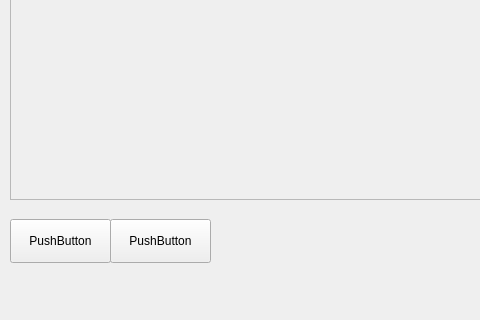
Aleksandar204/pfe-autotune, file ui_files/mainwindow.ui: the form before one commit; both pictures show x 0 to 480 and y 280 to 600 of the 800 by 600 pixel window.
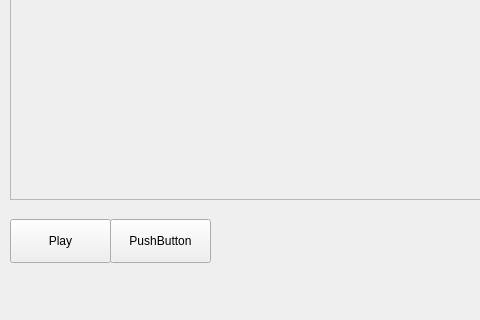
The form after the commit.

Commit message: Pomerio sve u posebnu klasu

Patch:
```diff
--- a/ui_files/mainwindow.ui
+++ b/ui_files/mainwindow.ui
@@ -24,7 +24,7 @@
      </rect>
     </property>
     <property name="text">
-     <string>PushButton</string>
+     <string>Play</string>
     </property>
     <property name="default">
      <bool>false</bool>
```
The commit also changes 1 other file.
